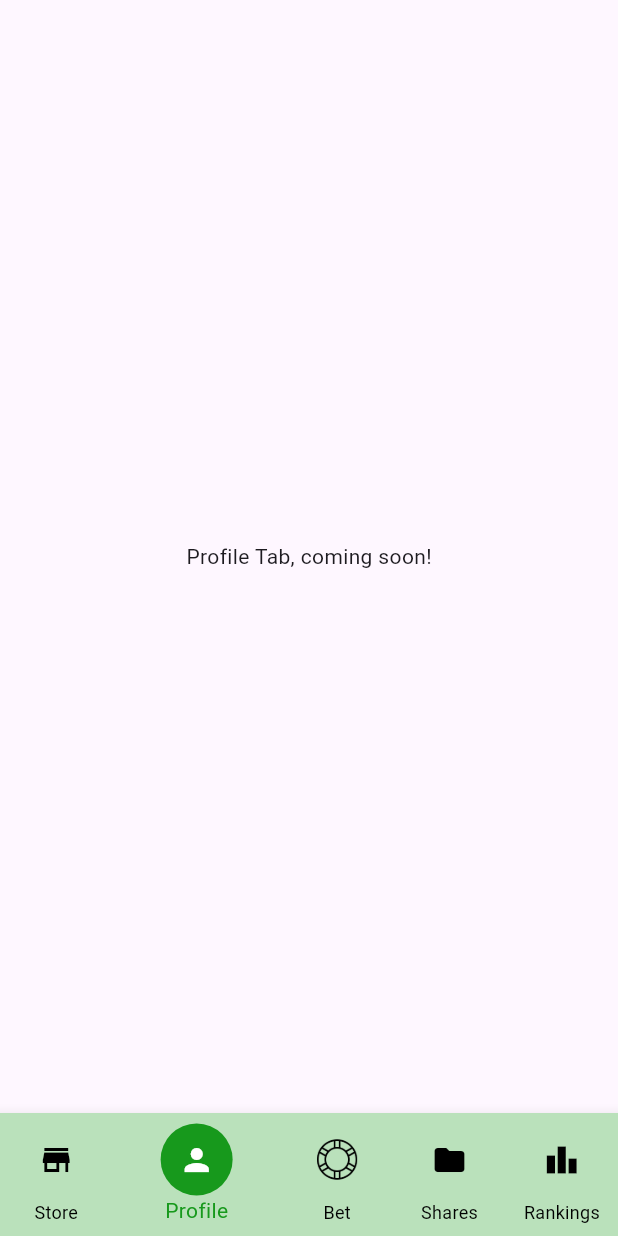
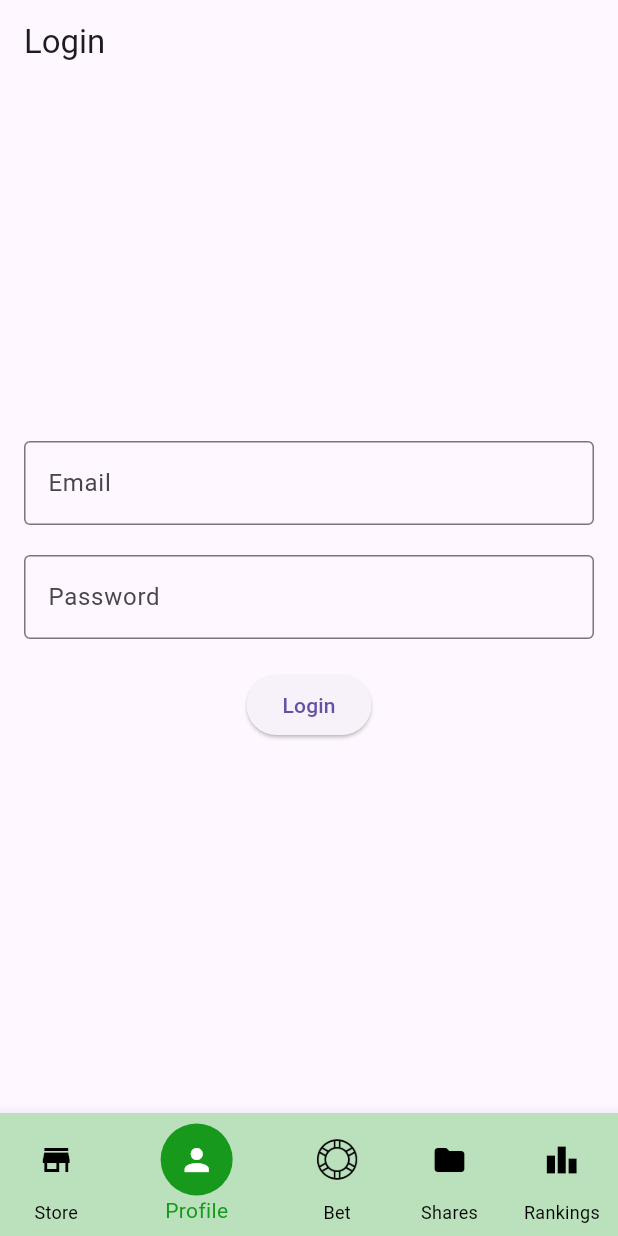
Before and after one commit to edjl/DelphiFrontend, a Flutter app: the screen it shows after launch, item 2 of the bottom bar chosen, on a phone screen of 412 x 824 dp. Run offline on Flutter 3.47's test engine with Material 3 defaults, Android fonts, the light colour scheme and no system bars; our stand-ins replace shared_preferences.

Commit message:
login functionality

```diff
--- /dev/null
+++ b/delphi_app/lib/authentication/authentication_service.dart
@@ -0,0 +1,27 @@
+import 'dart:convert';
+import 'package:http/http.dart' as http;
+import 'model/login_response.dart';
+
+class AuthenticationService {
+  static Future<LoginResponse?> login(String email, String password) async {
+    final url = Uri.parse('https://user.fleure.workers.dev/api/Login');
+    final response = await http.post(
+      url,
+      headers: {
+        'accept': '*/*',
+        'Content-Type': 'application/json',
+      },
+      body: json.encode({
+        'email': email,
+        'password': password,
+      }),
+    );
+
+    if (response.statusCode == 200) {
+      final Map<String, dynamic> responseData = json.decode(response.body);
+      return LoginResponse.fromJson(responseData);
+    } else {
+      return null;
+    }
+  }
+}
--- /dev/null
+++ b/delphi_app/lib/authentication/login_page.dart
@@ -0,0 +1,144 @@
+import 'package:flutter/material.dart';
+import 'package:http/http.dart' as http; // Import the http package
+import 'dart:convert'; // For JSON decoding
+import 'authentication_service.dart'; // Assuming you have the AuthenticationService class
+import 'model/login_response.dart'; // Assuming you have the LoginResponse model
+import '../profile/model/user_profile.dart'; // Import UserProfile singleton
+import '../profile/user_profile_service.dart';
+
+class LoginPage extends StatefulWidget {
+  @override
+  _LoginPageState createState() => _LoginPageState();
+}
+
+class _LoginPageState extends State<LoginPage> {
+  final TextEditingController emailController = TextEditingController();
+  final TextEditingController passwordController = TextEditingController();
+  bool _isLoading = false;
+  String _errorMessage = '';
+
+  // Function to fetch user profile after login and update Singleton
+  Future<void> _fetchUserProfile(int userId) async {
+    try {
+      final response = await http.get(
+        Uri.parse(
+            'https://user.fleure.workers.dev/api/GetProfileDetails/$userId'),
+        headers: {'accept': '*/*'},
+      );
+
+      if (response.statusCode == 200) {
+        // Parse the response body
+        final data = json.decode(response.body);
+        if (data['success']) {
+          final user = data['user'];
+
+          // Update the UserProfile singleton with fetched data
+          UserProfile().login(
+            userId: userId,
+            username: user['username'],
+            isAdmin: user['admin'] == 1,
+            balance: user['balance'],
+            bankruptcyCount: user['bankruptcy_count'],
+            totalBets: user['total_bets'],
+            currentBets: user['curr_bets'],
+            totalCreditsPlaying: user['total_credits_playing'],
+            totalCreditsBet: user['total_credits_bet'],
+            totalCreditsWon: user['total_credits_won'],
+            premiumAccount: user['premium_account'] == 1,
+            profitMultiplier: user['profit_multiplier'],
+          );
+
+          print('Username: ${user['username']}');
+          print('Balance: ${user['balance']}');
+
+          UserProfileService().saveUserProfile();
+        } else {
+          // Handle failure
+          print('Failed to fetch user profile.');
+        }
+      } else {
+        // Handle network failure or non-200 status code
+        print('Failed to load user profile.');
+      }
+    } catch (e) {
+      print('Error fetching user profile: $e');
+    }
+  }
+
+  void _login() async {
+    setState(() {
+      _isLoading = true;
+      _errorMessage = '';
+    });
+
+    final String email = emailController.text;
+    final String password = passwordController.text;
+
+    LoginResponse? response =
+        await AuthenticationService.login(email, password);
+
+    setState(() {
+      _isLoading = false;
+    });
+
+    if (response != null) {
+      // Successfully logged in
+      ScaffoldMessenger.of(context).showSnackBar(
+          SnackBar(content: Text('Login successful! ${response.userId}')));
+
+      // Fetch the user profile data after successful login
+      _fetchUserProfile(response.userId);
+    } else {
+      // Login failed
+      setState(() {
+        _errorMessage = 'Invalid email or password.';
+      });
+    }
+  }
+
+  @override
+  Widget build(BuildContext context) {
+    return Scaffold(
+      appBar: AppBar(
+        title: Text('Login'),
+      ),
+      body: Padding(
+        padding: const EdgeInsets.all(16.0),
+        child: Column(
+          mainAxisAlignment: MainAxisAlignment.center,
+          children: <Widget>[
+            TextField(
+              controller: emailController,
+              decoration: InputDecoration(
+                labelText: 'Email',
+                border: OutlineInputBorder(),
+              ),
+            ),
+            SizedBox(height: 20),
+            TextField(
+              controller: passwordController,
+              obscureText: true,
+              decoration: InputDecoration(
+                labelText: 'Password',
+                border: OutlineInputBorder(),
+              ),
+            ),
+            SizedBox(height: 20),
+            _isLoading
+                ? CircularProgressIndicator()
+                : ElevatedButton(
+                    onPressed: _login,
+                    child: Text('Login'),
+                  ),
+            SizedBox(height: 10),
+            if (_errorMessage.isNotEmpty)
+              Text(
+                _errorMessage,
+                style: TextStyle(color: Colors.red),
+              ),
+          ],
+        ),
+      ),
+    );
+  }
+}
--- /dev/null
+++ b/delphi_app/lib/authentication/model/login_response.dart
@@ -0,0 +1,13 @@
+class LoginResponse {
+  final bool success;
+  final int userId;
+
+  LoginResponse({required this.success, required this.userId});
+
+  factory LoginResponse.fromJson(Map<String, dynamic> json) {
+    return LoginResponse(
+      success: json['success'],
+      userId: json['user_id'],
+    );
+  }
+}
--- a/delphi_app/lib/main.dart
+++ b/delphi_app/lib/main.dart
@@ -1,5 +1,7 @@
 import 'package:flutter/material.dart';
 import 'skeleton_page/skeleton_page.dart';
+import 'profile/model/user_profile.dart';
+import 'profile/user_profile_service.dart';
 
 void main() {
   runApp(const DelphiApp());
@@ -15,7 +17,39 @@ class DelphiApp extends StatelessWidget {
       theme: ThemeData(
         useMaterial3: true,
       ),
-      home: const SkeletonPage(),
+      home: const UserProfileLoader(),
     );
   }
 }
+
+class UserProfileLoader extends StatelessWidget {
+  const UserProfileLoader({super.key});
+
+  @override
+  Widget build(BuildContext context) {
+    return FutureBuilder(
+      future: UserProfileService().loadUserProfile(),
+      builder: (context, snapshot) {
+        // Show a loading spinner while waiting for the data to load
+        if (snapshot.connectionState == ConnectionState.waiting) {
+          return const Scaffold(
+            body: Center(
+              child: CircularProgressIndicator(),
+            ),
+          );
+        }
+
+        // After the data is loaded, navigate to the SkeletonPage (or any other page)
+        if (snapshot.hasError) {
+          return const Scaffold(
+            body: Center(
+              child: Text('Error loading profile data'),
+            ),
+          );
+        }
+
+        return const SkeletonPage(); // Home screen of your app after data is loaded
+      },
+    );
+  }
+}
--- /dev/null
+++ b/delphi_app/lib/profile/model/user_profile.dart
@@ -0,0 +1,78 @@
+import 'package:flutter/material.dart';
+
+class UserProfile {
+  // Singleton pattern: Ensuring only one instance of UserProfile exists.
+  static final UserProfile _instance = UserProfile._internal();
+
+  // Factory constructor to provide access to the Singleton instance.
+  factory UserProfile() {
+    return _instance;
+  }
+
+  // Private constructor to prevent external instantiation.
+  UserProfile._internal();
+
+  // User profile fields
+  ValueNotifier<int> _userId = ValueNotifier(-1);
+  ValueNotifier<int> get userId =>
+      _userId; // Exposing userId as a ValueNotifier
+  String username = "DefaultUser";
+  bool isAdmin = false;
+  int balance = 0;
+  int bankruptcyCount = 0;
+  int totalBets = 0;
+  int currentBets = 0;
+  int totalCreditsPlaying = 0;
+  int totalCreditsBet = 0;
+  int totalCreditsWon = 0;
+  bool premiumAccount = false;
+  int profitMultiplier = 100;
+  bool isLoggedIn = false; // Flag to check if the user is logged in.
+
+  // Method to login and update user information
+  void login({
+    required int userId,
+    required String username,
+    required bool isAdmin,
+    required int balance,
+    required int bankruptcyCount,
+    required int totalBets,
+    required int currentBets,
+    required int totalCreditsPlaying,
+    required int totalCreditsBet,
+    required int totalCreditsWon,
+    required bool premiumAccount,
+    required int profitMultiplier,
+  }) {
+    this._userId.value = userId; // Update the userId with ValueNotifier
+    this.username = username;
+    this.isAdmin = isAdmin;
+    this.balance = balance;
+    this.bankruptcyCount = bankruptcyCount;
+    this.totalBets = totalBets;
+    this.currentBets = currentBets;
+    this.totalCreditsPlaying = totalCreditsPlaying;
+    this.totalCreditsBet = totalCreditsBet;
+    this.totalCreditsWon = totalCreditsWon;
+    this.premiumAccount = premiumAccount;
+    this.profitMultiplier = profitMultiplier;
+    this.isLoggedIn = true;
+  }
+
+  // Method to log out the user.
+  void logOut() {
+    this._userId.value = -1;
+    this.username = "DefaultUser";
+    this.isAdmin = false;
+    this.balance = 0;
+    this.bankruptcyCount = 0;
+    this.totalBets = 0;
+    this.currentBets = 0;
+    this.totalCreditsPlaying = 0;
+    this.totalCreditsBet = 0;
+    this.totalCreditsWon = 0;
+    this.premiumAccount = false;
+    this.profitMultiplier = 100;
+    this.isLoggedIn = false;
+  }
+}
--- /dev/null
+++ b/delphi_app/lib/profile/profile_page.dart
@@ -0,0 +1,72 @@
+import 'package:flutter/material.dart';
+import 'model/user_profile.dart';
+import '../authentication/login_page.dart';
+import 'user_profile_service.dart';
+
+class ProfilePage extends StatelessWidget {
+  const ProfilePage({super.key});
+
+  @override
+  Widget build(BuildContext context) {
+    return ValueListenableBuilder<int>(
+      valueListenable: UserProfile().userId, // Listen for changes in userId
+      builder: (context, userId, child) {
+        // If userId is -1, the user is not logged in, show login page
+        if (userId == -1) {
+          return LoginPage(); // Show login page if not logged in
+        } else {
+          final userProfile = UserProfile(); // Access the singleton instance
+          return Scaffold(
+            appBar: AppBar(
+              title: const Text('Profile'),
+            ),
+            body: Padding(
+              padding: const EdgeInsets.all(16.0),
+              child: Column(
+                crossAxisAlignment: CrossAxisAlignment.start,
+                children: [
+                  Text('Username: ${userProfile.username}',
+                      style: Theme.of(context).textTheme.titleLarge),
+                  SizedBox(height: 16),
+                  Text('Balance: \$${userProfile.balance.toStringAsFixed(2)}',
+                      style: Theme.of(context).textTheme.bodyMedium),
+                  SizedBox(height: 16),
+                  Text('Total Bets: ${userProfile.totalBets}',
+                      style: Theme.of(context).textTheme.bodyMedium),
+                  SizedBox(height: 16),
+                  Text('Bankruptcy Count: ${userProfile.bankruptcyCount}',
+                      style: Theme.of(context).textTheme.bodyMedium),
+                  SizedBox(height: 16),
+                  Text('Credits Played: ${userProfile.totalCreditsPlaying}',
+                      style: Theme.of(context).textTheme.bodyMedium),
+                  SizedBox(height: 16),
+                  Text('Credits Bet: ${userProfile.totalCreditsBet}',
+                      style: Theme.of(context).textTheme.bodyMedium),
+                  SizedBox(height: 16),
+                  Text('Credits Won: ${userProfile.totalCreditsWon}',
+                      style: Theme.of(context).textTheme.bodyMedium),
+                  SizedBox(height: 16),
+                  Text(
+                      'Premium Account: ${userProfile.premiumAccount ? 'Yes' : 'No'}',
+                      style: Theme.of(context).textTheme.bodyMedium),
+                  SizedBox(height: 16),
+                  Text('Profit Multiplier: ${userProfile.profitMultiplier}x',
+                      style: Theme.of(context).textTheme.bodyMedium),
+                  SizedBox(height: 32),
+                  ElevatedButton(
+                    onPressed: () {
+                      // Log the user out
+                      userProfile.logOut();
+                      UserProfileService().saveUserProfile();
+                    },
+                    child: const Text('Log Out'),
+                  ),
+                ],
+              ),
+            ),
+          );
+        }
+      },
+    );
+  }
+}
--- a/delphi_app/lib/skeleton_page/tabs.dart
+++ b/delphi_app/lib/skeleton_page/tabs.dart
@@ -1,4 +1,6 @@
 import 'package:flutter/material.dart';
+import '../authentication/login_page.dart';
+import '../profile/profile_page.dart';
 
 class StoreTab extends StatelessWidget {
   const StoreTab({super.key});
@@ -14,7 +16,7 @@ class ProfileTab extends StatelessWidget {
 
   @override
   Widget build(BuildContext context) {
-    return const Text('Profile Tab, coming soon!');
+    return const ProfilePage();
   }
 }
 
--- a/delphi_app/pubspec.yaml
+++ b/delphi_app/pubspec.yaml
@@ -35,6 +35,8 @@ dependencies:
   # The following adds the Cupertino Icons font to your application.
   # Use with the CupertinoIcons class for iOS style icons.
   cupertino_icons: ^1.0.8
+  http: ^1.2.2
+  shared_preferences: ^2.3.5
 
 dev_dependencies:
   flutter_test:
```
Also changed, not shown: delphi_app/lib/profile/user_profile_service.dart (added, +42 -0 lines), delphi_app/pubspec.lock, 8 other files.
